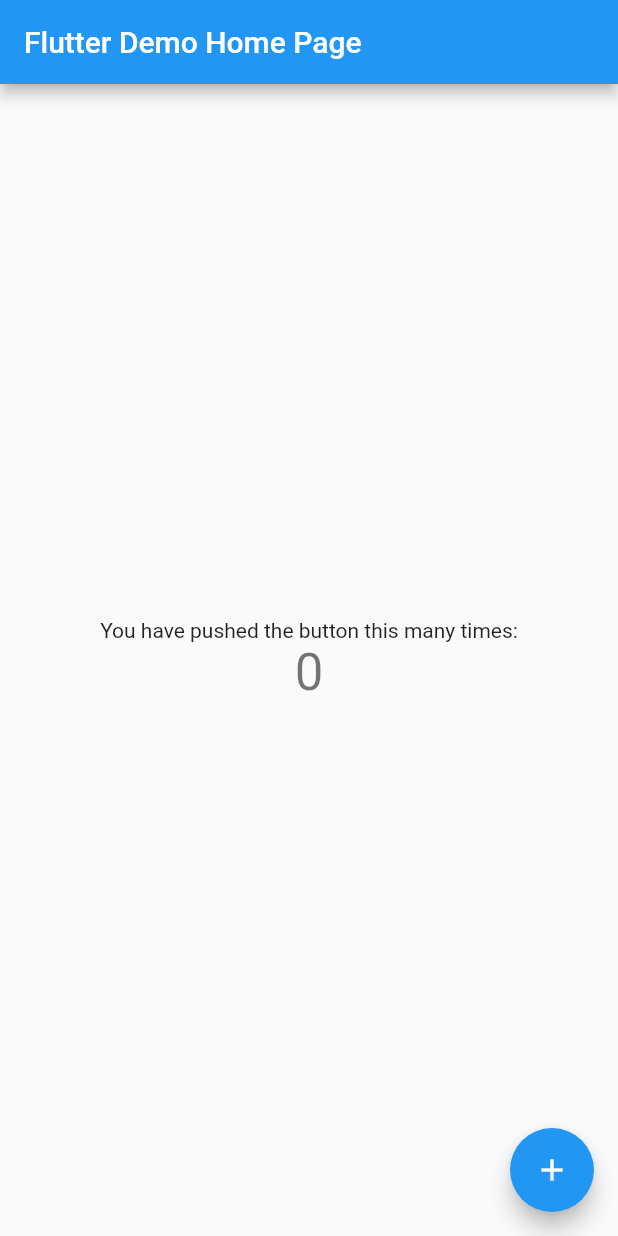
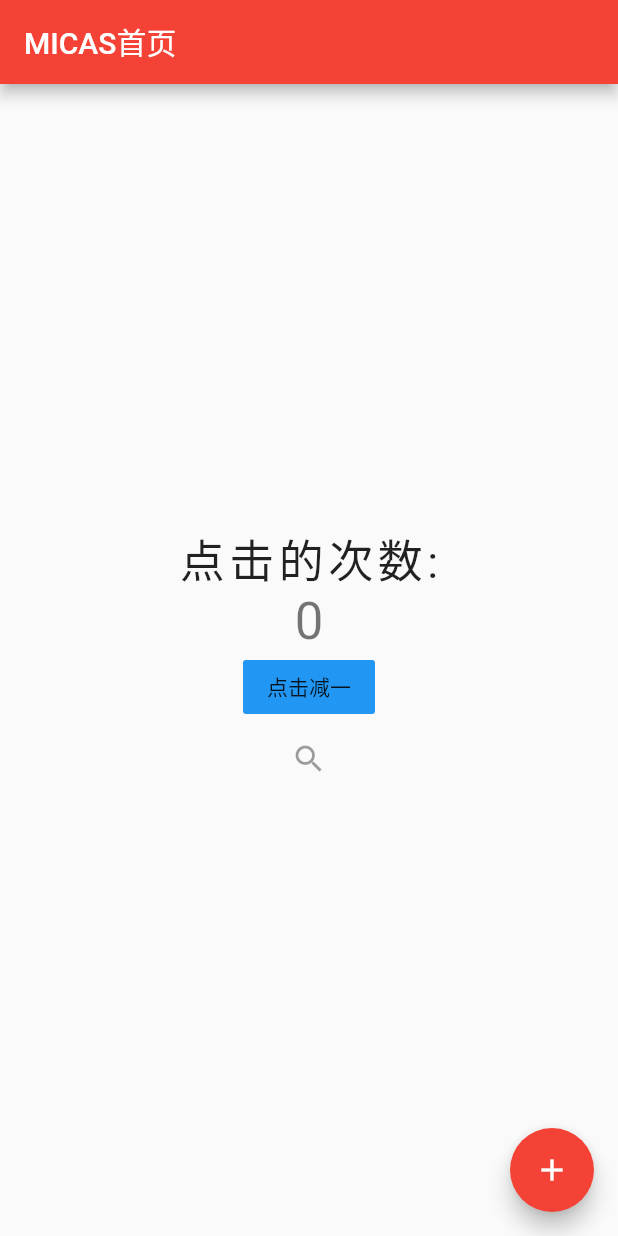
Before and after one commit to zbigboss/flutter, a Flutter app: the screen it shows after launch, on a phone screen of 412 x 824 dp. Run offline on Flutter 3.47's test engine with Material 2 defaults, Android fonts, the phone set to English and light mode, and no system bars.

Commit message:
feat: flutter demo study

```diff
--- a/lib/main.dart
+++ b/lib/main.dart
@@ -1,9 +1,17 @@
+// ignore_for_file: slash_for_doc_comments
+
 import 'package:flutter/material.dart';
+// import 'package:flutter_demo/navigator/tab.dart';
 
-void main() {
-  runApp(const MyApp());
-}
+/**
+ * 入口函数
+ */
+void main() => runApp(const MyApp());
 
+/**
+ * 这里相当于Android的Application类
+ * StatelessWidget表示无状态控件
+ */
 class MyApp extends StatelessWidget {
   const MyApp({Key? key}) : super(key: key);
 
@@ -11,7 +19,8 @@
   @override
   Widget build(BuildContext context) {
     return MaterialApp(
-      title: 'Flutter Demo',
+      title: 'hello world',
+      // 主题相关配置，配合APP整体的主题样式--如整体颜色、控件默认样式等
       theme: ThemeData(
         // This is the theme of your application.
         //
@@ -22,13 +31,18 @@
         // or simply save your changes to "hot reload" in a Flutter IDE).
         // Notice that the counter didn't reset back to zero; the application
         // is not restarted.
-        primarySwatch: Colors.blue,
+        primarySwatch: Colors.red,
       ),
-      home: const MyHomePage(title: 'Flutter Demo Home Page'),
+      // home指定启动后显示页面--类似AndroidManifest中配置启动页面
+      home: const MyHomePage(title: 'MICAS首页'),
     );
   }
 }
 
+/**
+ * StatefulWidget是一个有状态的控件，若页面需更新ui，则需继承自StatefulWidget
+ * 纯展示页面，则继承StatelessWidget即可
+ */
 class MyHomePage extends StatefulWidget {
   const MyHomePage({Key? key, required this.title}) : super(key: key);
 
@@ -43,6 +57,10 @@
 
   final String title;
 
+  /**
+   * 所有继承自StatefulWwidget的控件都要重写createState（）方法
+   * 在dart中下划线开头声明的变量和方法，其默认访问权限就是私有的
+   */
   @override
   State<MyHomePage> createState() => _MyHomePageState();
 }
@@ -50,6 +68,7 @@
 class _MyHomePageState extends State<MyHomePage> {
   int _counter = 0;
 
+  // 计数器加一
   void _incrementCounter() {
     setState(() {
       // This call to setState tells the Flutter framework that something has
@@ -58,6 +77,13 @@
       // _counter without calling setState(), then the build method would not be
       // called again, and so nothing would appear to happen.
       _counter++;
+    });
+  }
+
+  // 计数器减一
+  void _reduceCounter() {
+    setState(() {
+      _counter--;
     });
   }
 
@@ -96,11 +122,21 @@
           mainAxisAlignment: MainAxisAlignment.center,
           children: <Widget>[
             const Text(
-              'You have pushed the button this many times:',
+              '点击的次数:',
+              style: TextStyle(fontSize: 30, letterSpacing: 3),
             ),
             Text(
               '$_counter',
               style: Theme.of(context).textTheme.headline4,
+            ),
+            FlatButton(
+                onPressed: _reduceCounter,
+                child: const Text("点击减一"),
+                color: Colors.blue),
+            const IconButton(
+              icon: Icon(Icons.search),
+              tooltip: 'Search',
+              onPressed: null,
             ),
           ],
         ),
```
Also changed, not shown: lib/navigator/tab.dart (added, +8 -0 lines), 1 other file.
